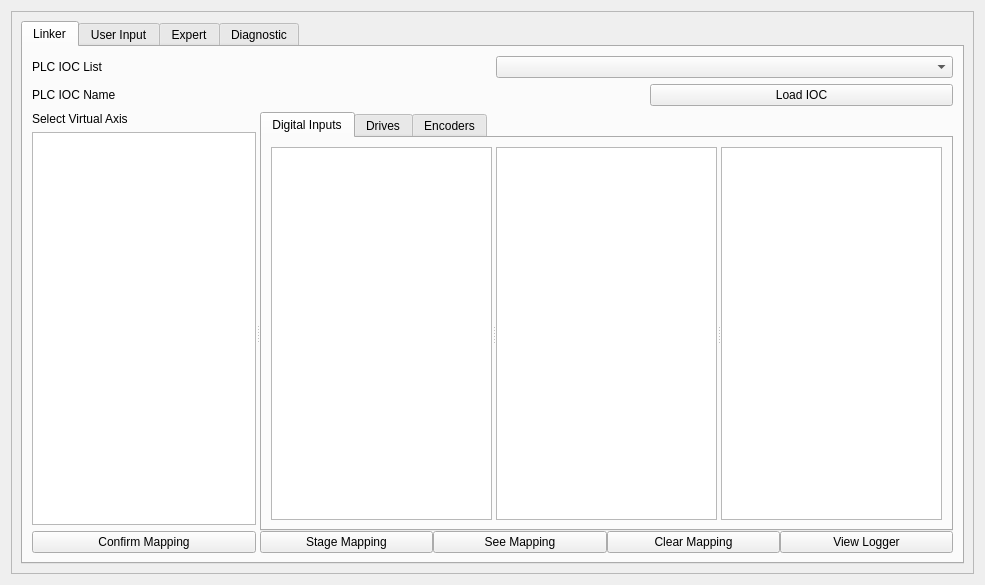
Old version of the form user-motor-gui.ui in the repository ctslac/lcls-user-motor-gui.
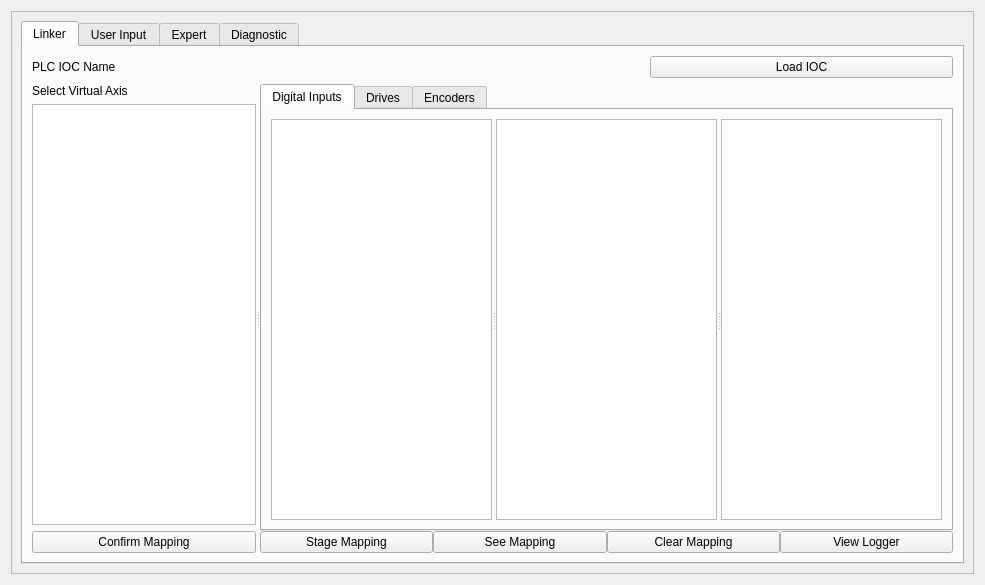
New version of the form. Custom widgets are drawn as their Qt base class.

```diff
--- a/user-motor-gui.ui
+++ b/user-motor-gui.ui
@@ -49,20 +49,6 @@
             <layout class="QVBoxLayout" name="verticalLayout_2">
              <item>
               <layout class="QVBoxLayout" name="verticalLayout">
-               <item>
-                <layout class="QHBoxLayout" name="horizontalLayout">
-                 <item>
-                  <widget class="QLabel" name="label">
-                   <property name="text">
-                    <string>PLC IOC List</string>
-                   </property>
-                  </widget>
-                 </item>
-                 <item>
-                  <widget class="QComboBox" name="plc_ioc_list"/>
-                 </item>
-                </layout>
-               </item>
                <item>
                 <layout class="QHBoxLayout" name="horizontalLayout_2">
                  <item>
```
